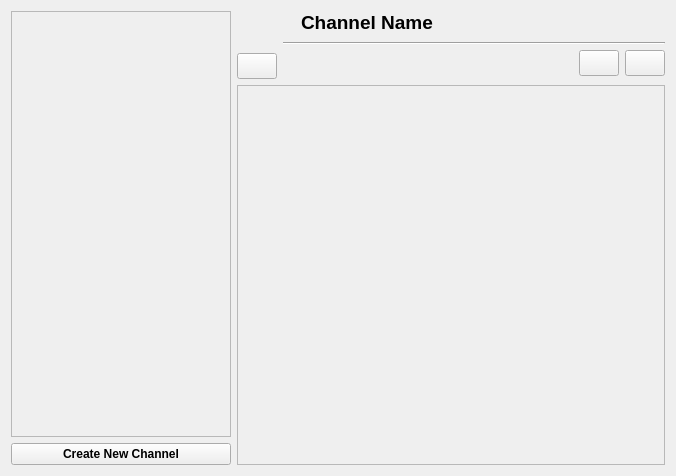
Before: the Qt Designer form retroshare-gui/src/gui/ChannelFeed.ui in RetroShare/RetroShare, drawn with Qt 5.
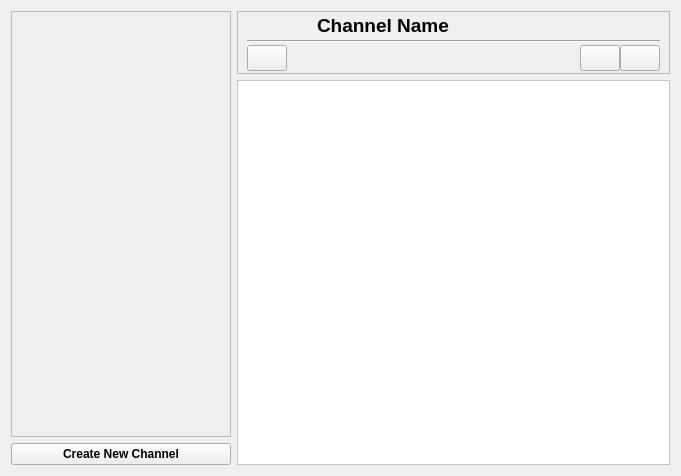
After: the same form once the commit is applied. Icons and pictures are not drawn.

Commit message: improving channels Title design

What changed in the file:
```diff
--- a/retroshare-gui/src/gui/ChannelFeed.ui
+++ b/retroshare-gui/src/gui/ChannelFeed.ui
@@ -6,7 +6,7 @@
    <rect>
     <x>0</x>
     <y>0</y>
-    <width>676</width>
+    <width>681</width>
     <height>476</height>
    </rect>
   </property>
@@ -69,9 +69,26 @@
    <item row="0" column="1" rowspan="2">
     <layout class="QGridLayout" name="gridLayout_3">
      <item row="0" column="0">
-      <layout class="QGridLayout" name="gridLayout">
-       <property name="spacing">
-        <number>0</number>
+      <widget class="QFrame" name="frame">
+       <property name="styleSheet">
+        <string notr="true"> QFrame{background-color: qlineargradient(x1:0, y1:0, x2:0, y2:1,
+                                       stop:0 #F2F2F2, stop:1 #E6E6E6);}</string>
+       </property>
+       <property name="frameShape">
+        <enum>QFrame::StyledPanel</enum>
+       </property>
+       <property name="frameShadow">
+        <enum>QFrame::Raised</enum>
+       </property>
+       <layout class="QGridLayout" name="gridLayout_2">
+        <property name="topMargin">
+         <number>2</number>
+        </property>
+        <property name="bottomMargin">
+         <number>2</number>
+        </property>
+        <property name="verticalSpacing">
+         <number>2</number>
        </property>
        <item row="0" column="0">
         <widget class="QLabel" name="iconLabel">
@@ -120,18 +137,51 @@
          </property>
         </widget>
        </item>
-      </layout>
-     </item>
-     <item row="1" column="0">
-      <layout class="QGridLayout" name="gridLayout_2">
-       <item row="0" column="1" rowspan="2" colspan="4">
-        <widget class="Line" name="line">
+        <item row="2" column="0" colspan="2">
+         <layout class="QGridLayout" name="gridLayout">
+          <item row="0" column="0">
+           <widget class="QPushButton" name="postButton">
+            <property name="sizePolicy">
+             <sizepolicy hsizetype="Fixed" vsizetype="Fixed">
+              <horstretch>0</horstretch>
+              <verstretch>0</verstretch>
+             </sizepolicy>
+            </property>
+            <property name="minimumSize">
+             <size>
+              <width>26</width>
+              <height>26</height>
+             </size>
+            </property>
+            <property name="toolTip">
+             <string>Post To Channel</string>
+            </property>
+            <property name="text">
+             <string/>
+            </property>
+            <property name="icon">
+             <iconset resource="images.qrc">
+              <normaloff>:/images/mail_send.png</normaloff>:/images/mail_send.png</iconset>
+            </property>
+           </widget>
+          </item>
+          <item row="0" column="1">
+           <spacer>
          <property name="orientation">
           <enum>Qt::Horizontal</enum>
          </property>
-        </widget>
-       </item>
-       <item row="1" column="3" rowspan="2">
+            <property name="sizeType">
+             <enum>QSizePolicy::Fixed</enum>
+            </property>
+            <property name="sizeHint" stdset="0">
+             <size>
+              <width>228</width>
+              <height>17</height>
+             </size>
+            </property>
+           </spacer>
+          </item>
+          <item row="0" column="3">
         <widget class="QPushButton" name="subscribeButton">
          <property name="sizePolicy">
           <sizepolicy hsizetype="Fixed" vsizetype="Fixed">
@@ -157,7 +207,7 @@
          </property>
         </widget>
        </item>
-       <item row="1" column="4" rowspan="2">
+          <item row="0" column="4">
         <widget class="QPushButton" name="unsubscribeButton">
          <property name="sizePolicy">
           <sizepolicy hsizetype="Fixed" vsizetype="Fixed">
@@ -183,51 +233,32 @@
          </property>
         </widget>
        </item>
-       <item row="2" column="1">
-        <spacer>
+          <item row="0" column="2">
+           <spacer name="horizontalSpacer">
          <property name="orientation">
           <enum>Qt::Horizontal</enum>
          </property>
-         <property name="sizeType">
-          <enum>QSizePolicy::Fixed</enum>
-         </property>
          <property name="sizeHint" stdset="0">
           <size>
-           <width>228</width>
-           <height>17</height>
+              <width>40</width>
+              <height>20</height>
           </size>
          </property>
         </spacer>
        </item>
-       <item row="2" column="0">
-        <widget class="QPushButton" name="postButton">
-         <property name="sizePolicy">
-          <sizepolicy hsizetype="Fixed" vsizetype="Fixed">
-           <horstretch>0</horstretch>
-           <verstretch>0</verstretch>
-          </sizepolicy>
-         </property>
-         <property name="minimumSize">
-          <size>
-           <width>26</width>
-           <height>26</height>
-          </size>
-         </property>
-         <property name="toolTip">
-          <string>Post To Channel</string>
-         </property>
-         <property name="text">
-          <string/>
-         </property>
-         <property name="icon">
-          <iconset resource="images.qrc">
-           <normaloff>:/images/mail_send.png</normaloff>:/images/mail_send.png</iconset>
-         </property>
+         </layout>
+        </item>
+        <item row="1" column="0" colspan="2">
+         <widget class="Line" name="line">
+          <property name="orientation">
+           <enum>Qt::Horizontal</enum>
+          </property>
         </widget>
        </item>
       </layout>
+      </widget>
      </item>
-     <item row="2" column="0">
+     <item row="1" column="0">
       <widget class="QFrame" name="msgFrame">
        <property name="sizePolicy">
         <sizepolicy hsizetype="Expanding" vsizetype="Expanding">
@@ -241,6 +272,9 @@
          <height>0</height>
         </size>
        </property>
+       <property name="styleSheet">
+        <string notr="true">QFrame{background-color: white;}</string>
+       </property>
        <property name="frameShape">
         <enum>QFrame::StyledPanel</enum>
        </property>
```
Left out of the diff: 6 changed lines with no effect on the pictures. Lines whose indentation alone changed are shown as unchanged.
